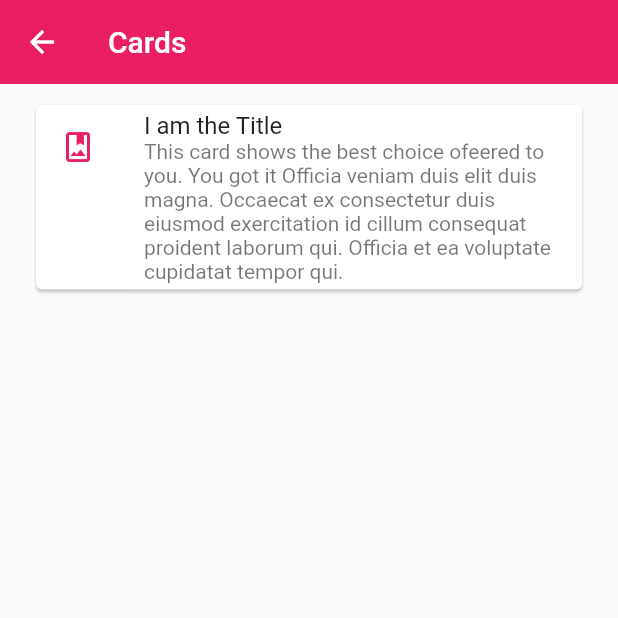
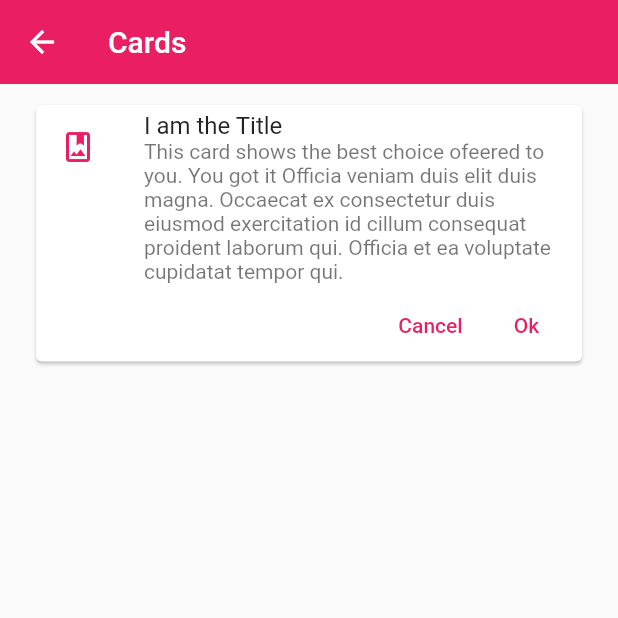
Before and after one commit to GitRockie/flutter_app_1, a Flutter app: the CardScreen screen opened by its route, on a phone screen of 412 x 824 dp, the top half of it. Run offline on Flutter 3.47's test engine with Material 2 defaults, Android fonts, the phone set to English and light mode, and no system bars.

Commit message:
Personal Widget centralizing
widget dir create to export for reUse
Widget CustomCard extract
Buttons create, wrap with padding responsive
TextButtonTheme styling appTheme

```diff
--- a/lib/screens/card_screen.dart
+++ b/lib/screens/card_screen.dart
@@ -1,6 +1,6 @@
 import 'package:flutter/material.dart';
 
-import 'package:flutter_app_1/theme/app_theme.dart';
+import '../widgets/widgets.dart';
 
 class CardScreen extends StatelessWidget {
   const CardScreen({Key? key}) : super(key: key);
@@ -13,22 +13,8 @@ class CardScreen extends StatelessWidget {
         ),
         body: ListView(
           padding: const EdgeInsets.symmetric(horizontal: 20, vertical: 10),
-          children: [
-            Card(
-              child: Column(
-                children: const [
-                  ListTile(
-                    leading: Icon(
-                      Icons.photo_album_outlined,
-                      color: AppTheme.primary,
-                    ),
-                    title: Text('I am the Title'),
-                    subtitle: Text(
-                        'This card shows the best choice ofeered to you. You got it Officia veniam duis elit duis magna. Occaecat ex consectetur duis eiusmod exercitation id cillum consequat proident laborum qui. Officia et ea voluptate cupidatat tempor qui.'),
-                  )
-                ],
-              ),
-            )
+          children: const [
+            CustomCardType1(),
           ],
         ));
   }
--- a/lib/theme/app_theme.dart
+++ b/lib/theme/app_theme.dart
@@ -10,9 +10,12 @@ class AppTheme {
       appBarTheme: const AppBarTheme(
         color: primary,
         elevation: 0,
-      )
+      ),
       //Buttons, Texts, etc.
-      );
+      //TextButton Theme
+      textButtonTheme: TextButtonThemeData(
+        style: TextButton.styleFrom(primary: primary),
+      ));
 
   static final ThemeData darkTheme = ThemeData.dark().copyWith(
     //Primary Color
@@ -23,6 +26,5 @@ class AppTheme {
       elevation: 0,
     ),
     scaffoldBackgroundColor: Colors.grey[850],
-    //Buttons, Texts, etc.
   );
 }
--- /dev/null
+++ b/lib/widgets/custom_card_type_1.dart
@@ -0,0 +1,40 @@
+import 'package:flutter/material.dart';
+import 'package:flutter_app_1/theme/app_theme.dart';
+
+class CustomCardType1 extends StatelessWidget {
+  const CustomCardType1({
+    Key? key,
+  }) : super(key: key);
+
+  @override
+  Widget build(BuildContext context) {
+    return Card(
+      child: Column(
+        children: [
+          const ListTile(
+            leading: Icon(
+              Icons.photo_album_outlined,
+              color: AppTheme.primary,
+            ),
+            title: Text('I am the Title'),
+            subtitle: Text(
+                'This card shows the best choice ofeered to you. You got it Officia veniam duis elit duis magna. Occaecat ex consectetur duis eiusmod exercitation id cillum consequat proident laborum qui. Officia et ea voluptate cupidatat tempor qui.'),
+          ),
+          Padding(
+            padding: const EdgeInsets.only(right: 5),
+            child: Row(
+              mainAxisAlignment: MainAxisAlignment.end,
+              children: [
+                TextButton(
+                  onPressed: () {},
+                  child: const Text('Cancel'),
+                ),
+                TextButton(onPressed: () {}, child: const Text('Ok'))
+              ],
+            ),
+          )
+        ],
+      ),
+    );
+  }
+}
--- /dev/null
+++ b/lib/widgets/widgets.dart
@@ -0,0 +1 @@
+export 'package:flutter_app_1/widgets/custom_card_type_1.dart';
```
